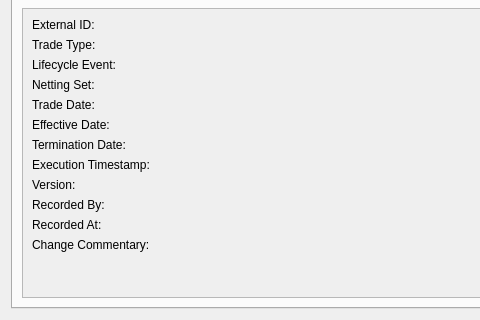
Before: the Qt Designer form projects/ores.qt/ui/TradeHistoryDialog.ui in OreStudio/OreStudio, drawn with Qt 5; both pictures show x 0 to 480 and y 280 to 600 of the 900 by 600 pixel window.
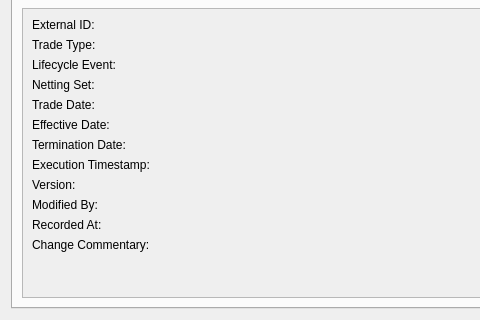
After: the same form once the commit is applied. The open tabs and pages were chosen to show the change.

Diff of the .ui file:
```diff
--- a/projects/ores.qt/ui/TradeHistoryDialog.ui
+++ b/projects/ores.qt/ui/TradeHistoryDialog.ui
@@ -278,7 +278,7 @@
                <item row="9" column="0">
                 <widget class="QLabel" name="recordedByLabel">
                  <property name="text">
-                  <string>Recorded By:</string>
+                  <string>Modified By:</string>
                  </property>
                 </widget>
                </item>
```
Left out of the diff: 4 changed lines with no effect on the pictures.
